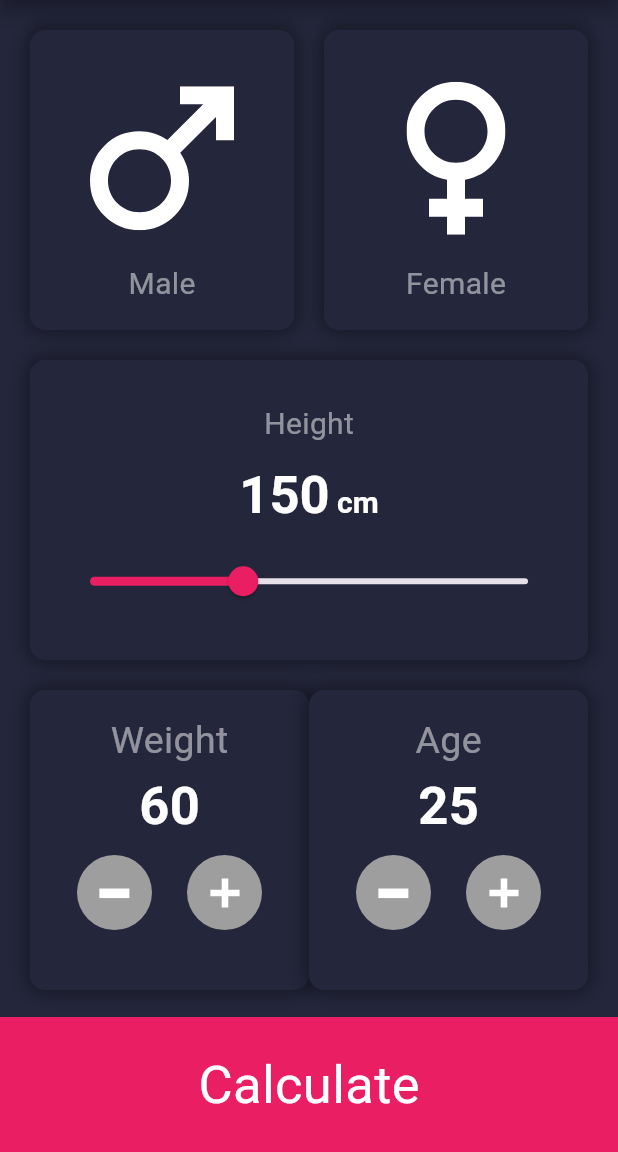
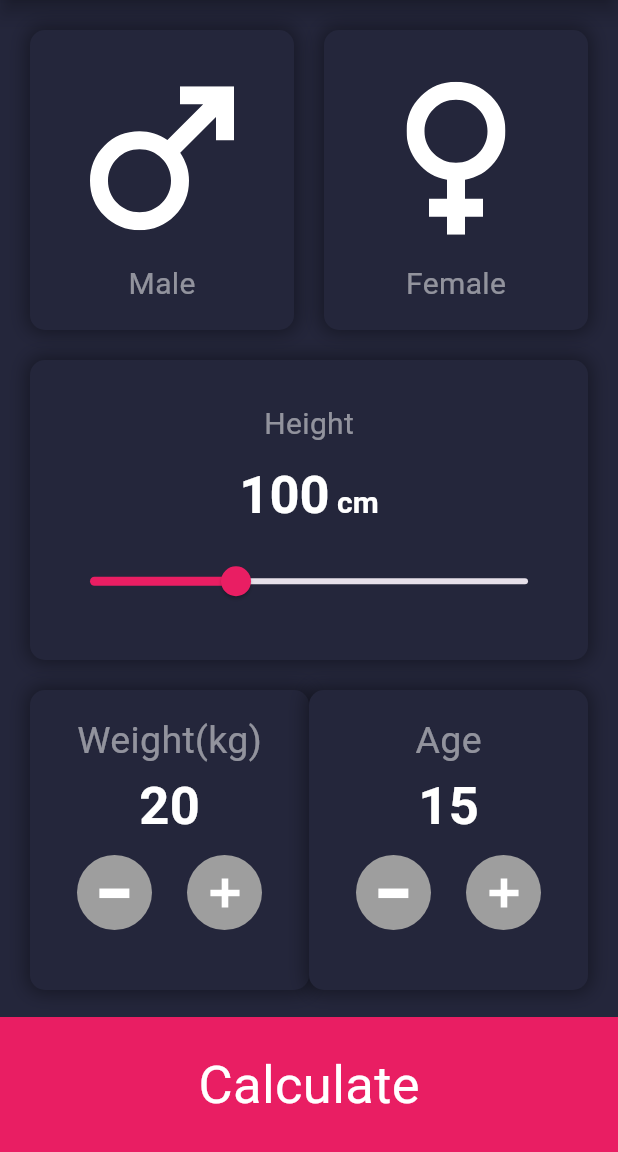
Before and after one commit to syedjavedshah/BMI-Calculator, a Flutter app: the screen it shows after launch, on a phone screen of 412 x 824 dp, the part 84-1236 px from its top. Run offline on Flutter 3.47's test engine with Material 3 defaults, Android fonts, the phone set to English and light mode, and no system bars; our stand-ins replace flutter_svg.

Commit message:
1)Homescreen ko statefull widget mai change kiya 2)Male and female button ko activate kiya. 3)slider ko activate kiya 4)weight and age ko increment and decremental banaya 5)Home screen sa result data pass kiya 6)on the basses of data pass to result screen Text ko change kiya.

```diff
--- a/lib/home_screen.dart
+++ b/lib/home_screen.dart
@@ -1,11 +1,24 @@
+import 'dart:math';
+
 import 'package:bmi_calculator/result_screen.dart';
 import 'package:flutter/material.dart';
 import 'package:flutter_svg/flutter_svg.dart';
-class HomeScrren extends StatelessWidget {
+class HomeScrren extends StatefulWidget {
   const HomeScrren({super.key});
 
   @override
-  Widget build(BuildContext context) {
+  State<HomeScrren> createState() => _HomeScrrenState();
+}
+
+class _HomeScrrenState extends State<HomeScrren> {
+  bool? isMale;
+  int height=100;
+  int weight=20;
+  int age=15;
+  double bmi=0;
+  @override
+  Widget build(BuildContext context)
+  {
     return Scaffold(
       backgroundColor: Color(0xff24263B),
       appBar: AppBar(
@@ -30,6 +43,13 @@ class HomeScrren extends StatelessWidget {
               children: [
                 Expanded(
                     child: ShadowContainer(
+        color:isMale==true ?Colors.pink:Color(0xff24263B),
+                      onTap: (){
+                        setState(() {
+                          isMale=true;
+                        });
+                      },
+
                         child:Column(
                           children: [
                              Expanded(
@@ -44,6 +64,12 @@ class HomeScrren extends StatelessWidget {
                 SizedBox(width: 20,),
                 Expanded(
                       child: ShadowContainer(
+                      color:isMale==false ?Colors.pink:Color(0xff24263B),
+                          onTap: (){
+                            setState(() {
+                              isMale=false;
+                            });
+                          },
                           child:Column(
                             children: [
                               Expanded(
@@ -59,7 +85,8 @@ class HomeScrren extends StatelessWidget {
               ],
             ),
             SizedBox(height: 20,),
-            ShadowContainer(child:
+            ShadowContainer(color: Color(0xff24263B),
+            child:
              Column(
                mainAxisAlignment: MainAxisAlignment.spaceEvenly,
                children: [
@@ -67,7 +94,7 @@ class HomeScrren extends StatelessWidget {
                  color: Colors.white.withValues(alpha: .5),
                  fontSize: 20
              ),),
-               RichText(text: TextSpan(text: "150",
+               RichText(text: TextSpan(text: height.toString(),
                style: TextStyle(
                  fontSize: 35,
                  fontWeight: FontWeight.bold
@@ -81,19 +108,27 @@ class HomeScrren extends StatelessWidget {
                  Slider(
                      activeColor: Colors.pink,
                      // inactiveColor: Colors.pink,
-                     value: 0.35, onChanged: (NewValue){}),
+                     value: height.toDouble(),
+                     min: 50,
+                     max: 200,
+                     onChanged: (newValue){
+                       setState(() {
+                         height=newValue.toInt();
+                       });
+                     }),
                ],
              )),
             SizedBox(height: 20,),
           Row(
             children: [
               Expanded(
-                child: ShadowContainer(child: Column(
+                child: ShadowContainer(color: Color(0xff24263B),
+                child: Column(
                   children: [
-                Text('Weight',style: TextStyle(
+                Text('Weight(kg)',style: TextStyle(
                 color: Colors.white.withValues(alpha: .5),
                 fontSize: 25)),
-                Text('60',style: TextStyle(
+                Text(weight.toString(),style: TextStyle(
                 color: Colors.white,
                 fontSize: 35,
                 fontWeight: FontWeight.bold)),
@@ -101,7 +136,13 @@ class HomeScrren extends StatelessWidget {
                     mainAxisAlignment: MainAxisAlignment.spaceEvenly,
                     children: [
                       IconButton(onPressed: (){},
-                          icon: Container(
+                          icon: GestureDetector(
+                            onTap: (){
+                              setState(() {
+                                weight--;
+                              });
+                            },
+                            child: Container(
                                 height: 50,
                                 width: 50,
                                 decoration: BoxDecoration(
@@ -112,10 +153,17 @@ class HomeScrren extends StatelessWidget {
                                 SvgPicture.asset('assets/icons/sub.svg',
                                   width: 21,
                                 ))
+                            ),
                           )),
 
                       IconButton(onPressed: (){},
-                          icon: Container(
+                          icon: GestureDetector(
+                            onTap: (){
+                              setState(() {
+                                weight++;
+                              });
+                            },
+                            child: Container(
                                 height: 50,
                                 width: 50,
                                 decoration: BoxDecoration(
@@ -126,6 +174,7 @@ class HomeScrren extends StatelessWidget {
                                 SvgPicture.asset('assets/icons/sum.svg',
                                   width: 21,
                                 ))
+                            ),
                           )),
                     ],
                   )
@@ -133,12 +182,13 @@ class HomeScrren extends StatelessWidget {
                 )),
               ),
               Expanded(
-                child: ShadowContainer(child: Column(
+                child: ShadowContainer(color: Color(0xff24263B),
+                child: Column(
                   children: [
                     Text('Age',style: TextStyle(
                         color: Colors.white.withValues(alpha: .5),
                         fontSize: 25)),
-                    Text('25',style: TextStyle(
+                    Text(age.toString(),style: TextStyle(
                         color: Colors.white,
                         fontSize: 35,
                         fontWeight: FontWeight.bold)),
@@ -146,7 +196,13 @@ class HomeScrren extends StatelessWidget {
                       mainAxisAlignment: MainAxisAlignment.spaceEvenly,
                       children: [
                         IconButton(onPressed: (){},
-                            icon: Container(
+                            icon: GestureDetector(
+                              onTap: (){
+                              setState(() {
+                                age--;
+                              });
+                              },
+                              child: Container(
                                   height: 50,
                                   width: 50,
                                   decoration: BoxDecoration(
@@ -157,10 +213,17 @@ class HomeScrren extends StatelessWidget {
                                   SvgPicture.asset('assets/icons/sub.svg',
                                     width: 21,
                                   ))
+                              ),
                             )),
 
                         IconButton(onPressed: (){},
-                            icon: Container(
+                            icon: GestureDetector(
+                             onTap: (){
+                               setState(() {
+                                 age++;
+                               });
+                             },
+                              child: Container(
                                   height: 50,
                                   width: 50,
                                   decoration: BoxDecoration(
@@ -171,6 +234,7 @@ class HomeScrren extends StatelessWidget {
                                   SvgPicture.asset('assets/icons/sum.svg',
                                     width: 21,
                                   ))
+                              ),
                             )),
                       ],
                     )
@@ -184,8 +248,9 @@ class HomeScrren extends StatelessWidget {
       ),
       bottomNavigationBar: GestureDetector(
         onTap: (){
+          bmi=weight/pow((height/100), 2);
           Navigator.push(context,
-          MaterialPageRoute(builder: (context)=>ResultScreen()));
+          MaterialPageRoute(builder: (context)=>ResultScreen(result: bmi),));
         },
         child: Container(
           height: 90,
@@ -204,15 +269,19 @@ class HomeScrren extends StatelessWidget {
 }
 
 class ShadowContainer extends StatelessWidget {
-  const ShadowContainer({super.key, required this.child});
+  const ShadowContainer({super.key, required this.child,  this.onTap, required this.color});
 final Widget child;
+final Function()? onTap;
+final Color color;
   @override
   Widget build(BuildContext context) {
-    return Container(
+    return GestureDetector(
+      onTap: onTap,
+      child: Container(
         padding: EdgeInsets.all(16),
         height: 200,
         decoration: BoxDecoration(
-          color: Color(0xff24263B),
+            color: color,
             borderRadius: BorderRadius.circular(10),
             boxShadow: [
               BoxShadow(
@@ -223,6 +292,7 @@ final Widget child;
             ]
         ),
         child: child ,
+      ),
     );
   }
 }
```
Also changed, not shown: lib/result_screen.dart (+24 -14 lines). Lines whose indentation alone changed are shown as unchanged.
